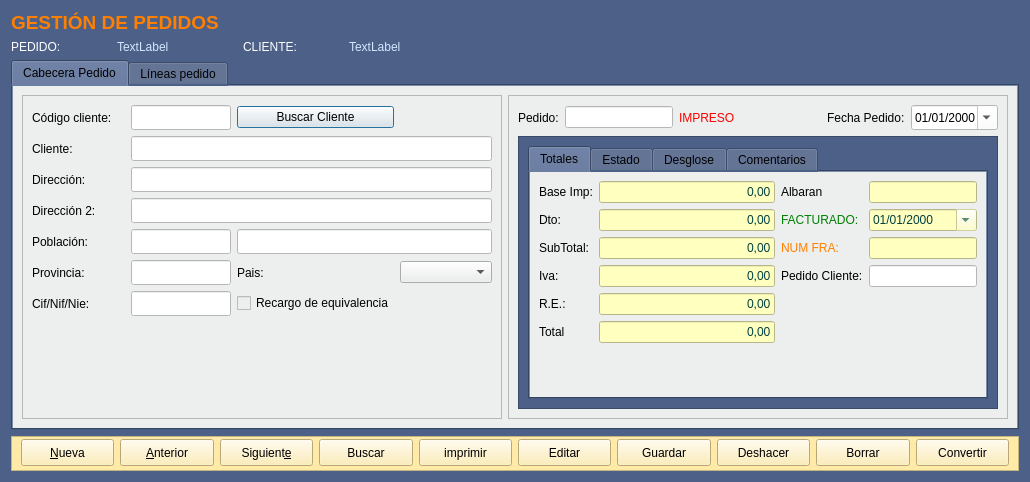
arcnexus/RedFoX, file Zona_Ventas/frmpedidos.ui: the form before one commit.
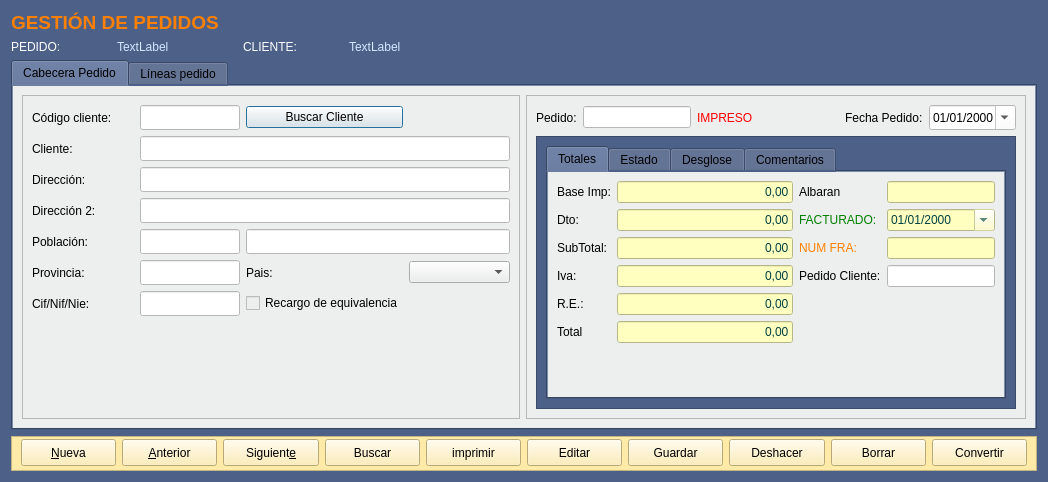
The form after the commit. Icons and pictures are not drawn.

The edit to the form file:
```diff
--- a/Zona_Ventas/frmpedidos.ui
+++ b/Zona_Ventas/frmpedidos.ui
@@ -6,7 +6,7 @@
    <rect>
     <x>0</x>
     <y>0</y>
-    <width>1030</width>
+    <width>1048</width>
     <height>482</height>
    </rect>
   </property>
```
